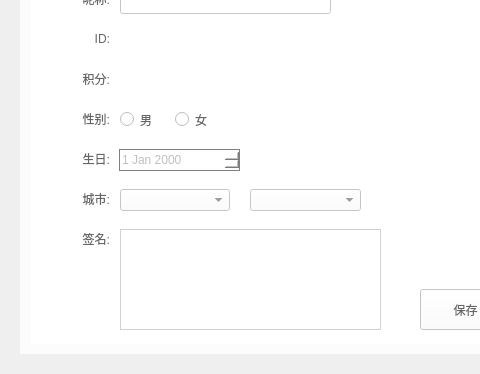
Above: TTKCore/musicUi/musicUsermanager/musicuserrecordwidget.ui from Greedysky/TTKMusicPlayer before the change; both pictures show x 0 to 480 and y 126 to 500 of the 570 by 500 pixel window. Below: the same form after it.
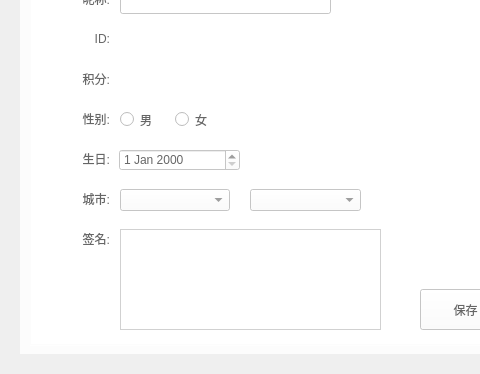
That is the form after the change. Icons and pictures are not drawn. Custom widgets are drawn as their Qt base class.

Commit message: update application ui style[321458]

```diff
--- a/TTKCore/musicUi/musicUsermanager/musicuserrecordwidget.ui
+++ b/TTKCore/musicUi/musicUsermanager/musicuserrecordwidget.ui
@@ -310,9 +310,6 @@
         <height>22</height>
        </rect>
       </property>
-      <property name="styleSheet">
-       <string notr="true">QDateEdit{font-size:12px;color:#BFBFBF; font-weight:normal;border: 1px solid gray;}QDateEdit::hover{ border: 1px solid #AAAAFF;}</string>
-      </property>
      </widget>
      <widget class="QComboBox" name="cityComboBox_F">
       <property name="geometry">
```
The commit also changes 5 other files.
